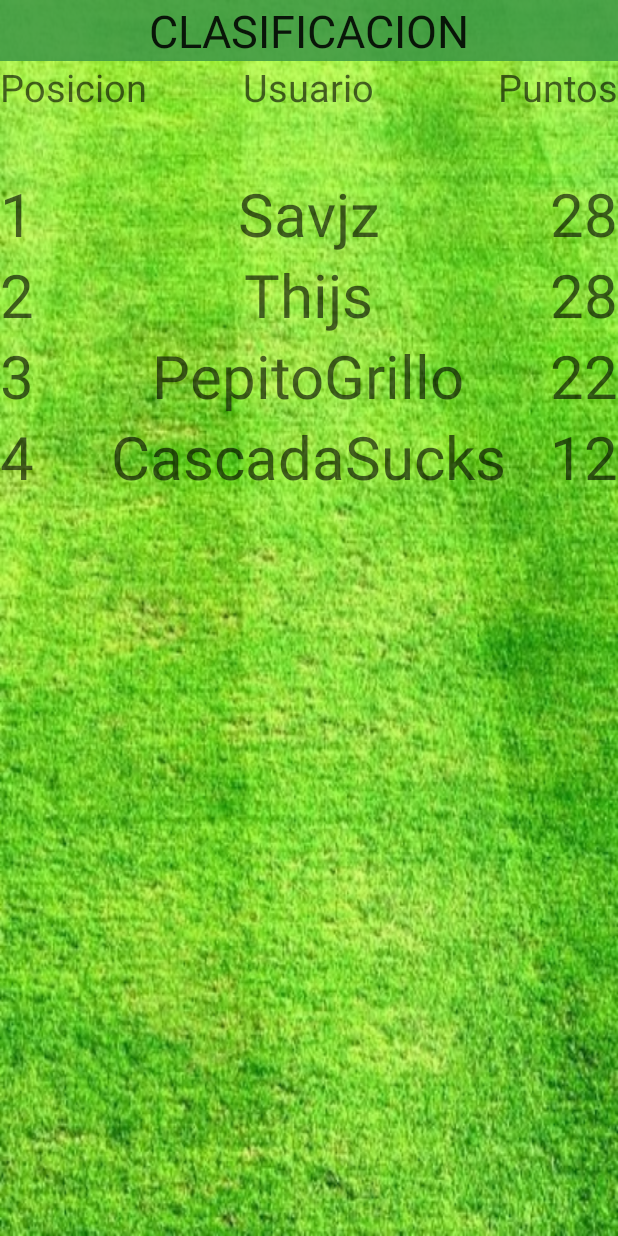
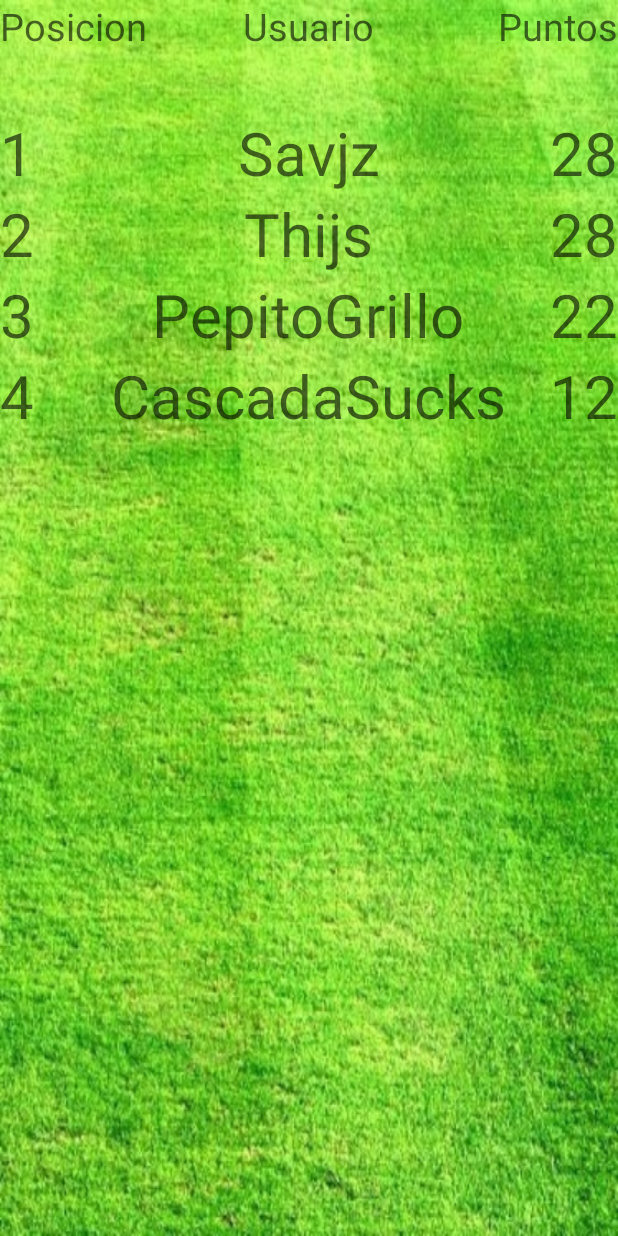
Before and after one commit to vazquezf/PS-Comunio, an Android app: the layout activity_clasification_actualizada.xml on its own in the app's theme, with its tools: preview values and no code run, on a phone screen of 412 x 824 dp. Run offline under Robolectric (Android 15) with nearby library versions, the phone set to English and light mode, and no system bars.

```diff
--- a/comunio/app/src/main/res/layout/activity_clasification_actualizada.xml
+++ b/comunio/app/src/main/res/layout/activity_clasification_actualizada.xml
@@ -9,25 +9,9 @@
     <TextView
         android:layout_width="wrap_content"
         android:layout_height="wrap_content"
-        android:textAppearance="?android:attr/textAppearanceLarge"
-        android:text="CLASIFICACION"
-        android:id="@+id/clasTittle"
-        android:layout_alignParentTop="true"
-        android:layout_alignParentRight="true"
-        android:layout_alignParentEnd="true"
-        android:layout_alignParentLeft="true"
-        android:layout_alignParentStart="true"
-        android:textSize="30dp"
-        android:background="#dd3e9846"
-        android:textAlignment="center" />
-
-    <TextView
-        android:layout_width="wrap_content"
-        android:layout_height="wrap_content"
         android:textAppearance="?android:attr/textAppearanceMedium"
         android:text="Posicion"
         android:id="@+id/tposicion"
-        android:layout_below="@+id/clasTittle"
         android:layout_alignParentLeft="true"
         android:layout_alignParentStart="true"
         android:textSize="25dp" />
@@ -48,7 +32,6 @@
         android:textAppearance="?android:attr/textAppearanceMedium"
         android:text="Puntos"
         android:id="@+id/tpuntos"
-        android:layout_below="@+id/clasTittle"
         android:layout_alignParentRight="true"
         android:layout_alignParentEnd="true"
         android:textSize="25dp" />
```
Also changed, not shown: comunio/app/src/main/AndroidManifest.xml (+10 -0 lines), comunio/app/src/main/java/com/menuUsuario/comunio/ClasificationActivity.java (added, +19 -0 lines), comunio/app/src/main/java/com/menuUsuario/comunio/ClasificationUpdActivity.java (added, +19 -0 lines), comunio/app/src/main/java/com/menuUsuario/comunio/NewsActivity.java (+26 -1 lines), comunio/app/src/main/java/com/menuUsuario/comunio/UserMenuActivity.java (+10 -1 lines), comunio/app/src/main/res/layout/activity_clasification.xml (+0 -17 lines), comunio/app/src/main/res/layout/activity_main_menu.xml (+8 -1 lines), comunio/app/src/main/res/values/strings.xml (+6 -5 lines).
